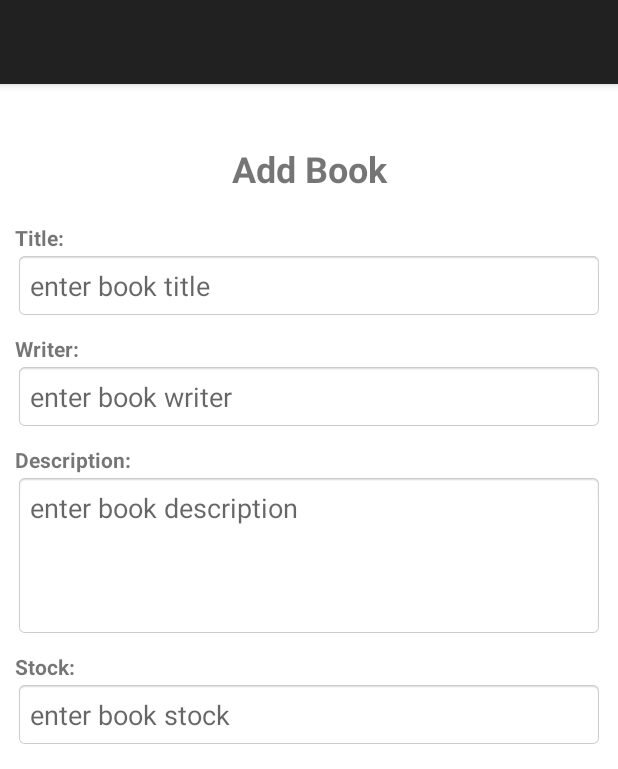
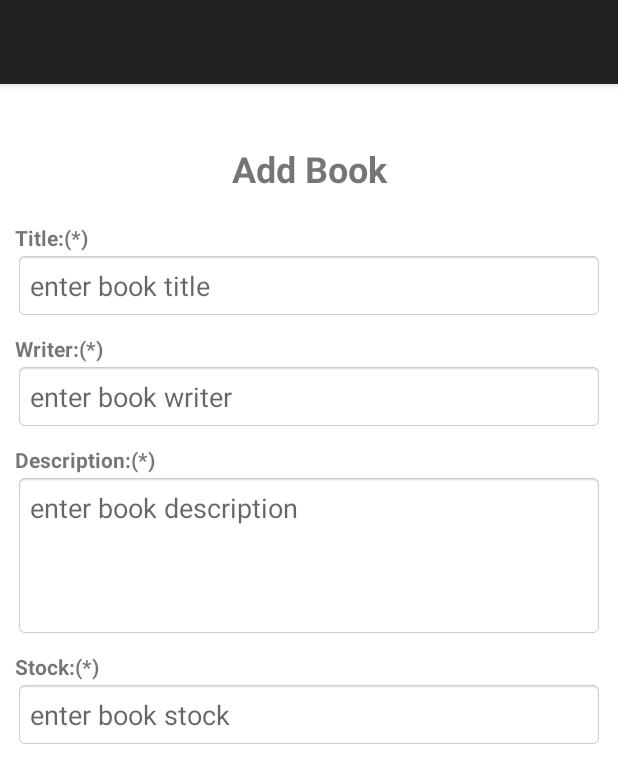
Before and after one commit to dhipa2poltak/DemoFBaseMVVM-Android, an Android app: the fragment AddEditBookFragment shown on its own in the app's theme, on a phone screen of 412 x 824 dp. Shown: the top 769 px of the screen. Run offline under Robolectric (Android 15) with nearby library versions, the light colour scheme and no system bars; our stand-ins replace Dagger/Hilt's generated code, Firebase (no records; nobody signed in at launch, a user with empty details on screens opened directly), RxJava.

Commit message:
adding asterisk characters on required fields view

```diff
--- a/features/feature_book_inventory/src/main/res/layout/fragment_add_edit_book.xml
+++ b/features/feature_book_inventory/src/main/res/layout/fragment_add_edit_book.xml
@@ -38,7 +38,7 @@
           android:id="@+id/tv_book_title"
           android:layout_width="wrap_content"
           android:layout_height="wrap_content"
-          android:text="Title:"
+          android:text="Title:(*)"
           android:textStyle="bold"
           android:layout_marginTop="20dp"
           android:layout_marginHorizontal="10dp"
@@ -63,7 +63,7 @@
           android:id="@+id/tv_book_writer"
           android:layout_width="wrap_content"
           android:layout_height="wrap_content"
-          android:text="Writer:"
+          android:text="Writer:(*)"
           android:textStyle="bold"
           android:layout_marginTop="10dp"
           android:layout_marginHorizontal="10dp"
@@ -88,7 +88,7 @@
           android:id="@+id/tv_book_description"
           android:layout_width="wrap_content"
           android:layout_height="wrap_content"
-          android:text="Description:"
+          android:text="Description:(*)"
           android:textStyle="bold"
           android:layout_marginTop="10dp"
           android:layout_marginHorizontal="10dp"
@@ -116,7 +116,7 @@
           android:id="@+id/tv_book_stock"
           android:layout_width="wrap_content"
           android:layout_height="wrap_content"
-          android:text="Stock:"
+          android:text="Stock:(*)"
           android:textStyle="bold"
           android:layout_marginTop="10dp"
           android:layout_marginHorizontal="10dp"
```
